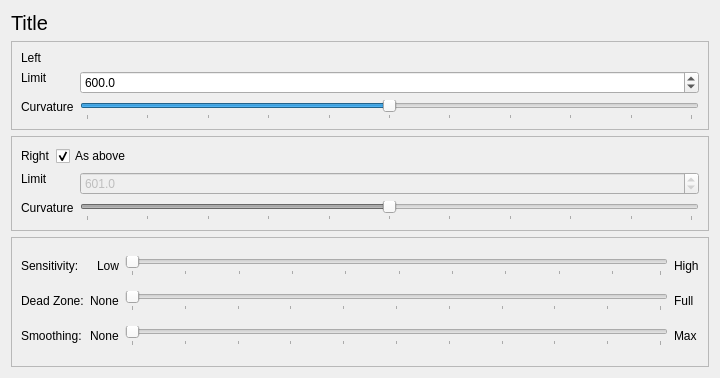
This is src/qt_gui/scurve.ui in mavak/linux-track as Qt 5 draws it before an edit. The edited form follows.
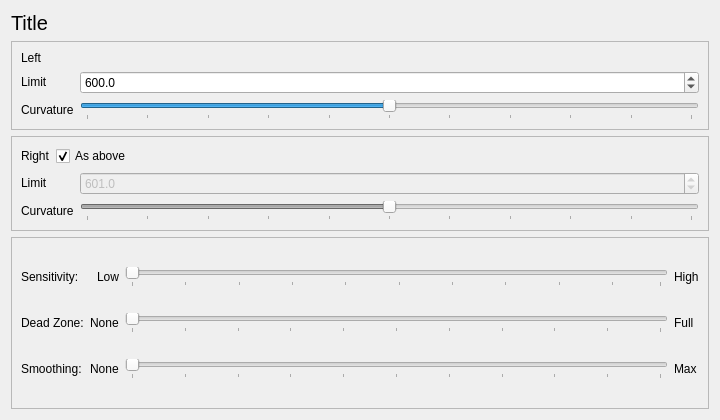
This is the edited form.

```diff
--- a/src/qt_gui/scurve.ui
+++ b/src/qt_gui/scurve.ui
@@ -7,7 +7,7 @@
     <x>0</x>
     <y>0</y>
     <width>720</width>
-    <height>378</height>
+    <height>420</height>
    </rect>
   </property>
   <property name="windowTitle">
@@ -68,10 +68,7 @@
            </widget>
           </item>
           <item>
-           <layout class="QFormLayout" name="formLayout_2">
-            <property name="fieldGrowthPolicy">
-             <enum>QFormLayout::AllNonFixedFieldsGrow</enum>
-            </property>
+           <layout class="QGridLayout" name="gridLayout_2">
             <item row="0" column="0">
              <widget class="QLabel" name="label_2">
               <property name="sizePolicy">
@@ -202,23 +199,7 @@
            </layout>
           </item>
           <item>
-           <layout class="QFormLayout" name="formLayout">
-            <property name="fieldGrowthPolicy">
-             <enum>QFormLayout::AllNonFixedFieldsGrow</enum>
-            </property>
-            <item row="0" column="0">
-             <widget class="QLabel" name="label_3">
-              <property name="sizePolicy">
-               <sizepolicy hsizetype="Preferred" vsizetype="Maximum">
-                <horstretch>0</horstretch>
-                <verstretch>0</verstretch>
-               </sizepolicy>
-              </property>
-              <property name="text">
-               <string>Limit</string>
-              </property>
-             </widget>
-            </item>
+           <layout class="QGridLayout" name="gridLayout_3">
             <item row="0" column="1">
              <widget class="QDoubleSpinBox" name="SCRightLimit">
               <property name="enabled">
@@ -244,6 +225,19 @@
               </property>
              </widget>
             </item>
+            <item row="0" column="0">
+             <widget class="QLabel" name="label_3">
+              <property name="sizePolicy">
+               <sizepolicy hsizetype="Preferred" vsizetype="Maximum">
+                <horstretch>0</horstretch>
+                <verstretch>0</verstretch>
+               </sizepolicy>
+              </property>
+              <property name="text">
+               <string>Limit</string>
+              </property>
+             </widget>
+            </item>
             <item row="1" column="0">
              <widget class="QLabel" name="SCCurvR">
               <property name="sizePolicy">
```
